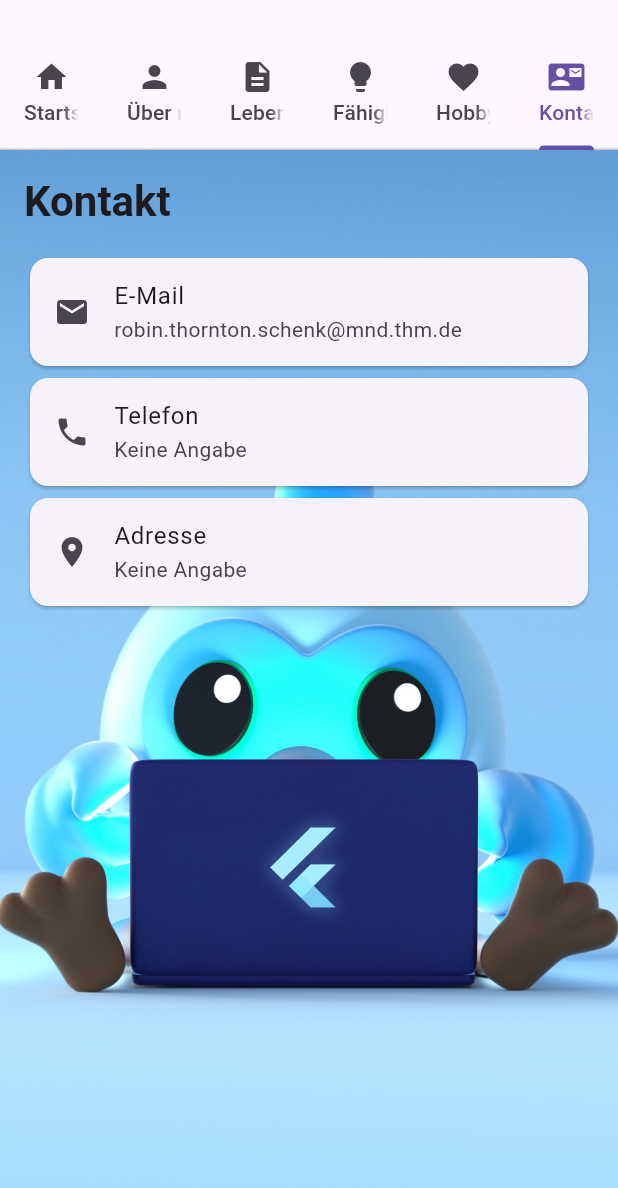
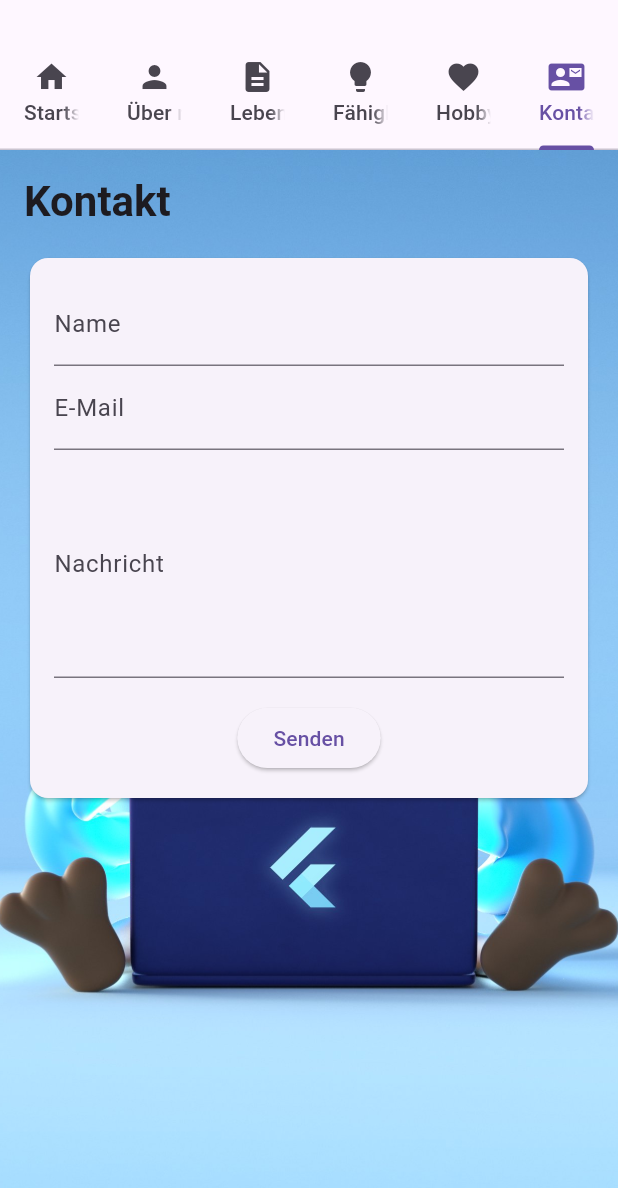
Before and after one commit to Robin9924/portfolio_5330487, a Flutter app: the screen it shows after launch, tab 6 chosen, on a phone screen of 412 x 824 dp. Shown: the top 1188 px of the screen. Run offline on Flutter 3.47's test engine with Material 3 defaults, Android fonts, the phone set to English and light mode, and no system bars.

```diff
--- a/portfolio_5330487/lib/main.dart
+++ b/portfolio_5330487/lib/main.dart
@@ -159,8 +159,7 @@ class AboutPage extends StatelessWidget {
                       ],
                     ),
                     child: Text(
-                      'Ich bin Robin, 25 Jahre alt und Student an der THM. '
-                          'Ich treibe regelmäßig Kraftsport. '
+                      'Ich bin Robin, 25 Jahre alt und Student. '
                           'Motivation allein reicht nicht, denn '
                           'Disziplin ist der Schlüssel zum Erfolg.',
                       style: Theme.of(context).textTheme.bodyLarge,
@@ -193,14 +192,14 @@ class ResumePage extends StatelessWidget {
               child: ListTile(
                 leading: Icon(Icons.school),
                 title: Text('Laufendes Studium'),
-                subtitle: Text('Wirtschaftsinformatik an der THM in Friedberg (Hessen)'),
+                subtitle: Text('Wirtschaftsinformatik'),
               ),
             ),
             Card(
               child: ListTile(
                 leading: Icon(Icons.work),
                 title: Text('Aus- und Weiterbildung'),
-                subtitle: Text('Jahrespraktikum beim Jobcenter in Friedberg (Hessen)'),
+                subtitle: Text('Jahrespraktikum beim Jobcenter'),
               ),
             ),
             Card(
@@ -276,14 +275,14 @@ class HobbiesPage extends StatelessWidget {
               child: ListTile(
                 leading: Icon(Icons.fitness_center),
                 title: Text('Fitnessstudio'),
-                subtitle: Text('Weighted Calisthenics'),
+                subtitle: Text('Regelmäßig'),
               ),
             ),
             Card(
               child: ListTile(
                 leading: Icon(Icons.spa),
                 title: Text('Sauna'),
-                subtitle: Text('Nach dem Training'),
+                subtitle: Text('Regelmäßig'),
               ),
             ),
           ],
@@ -294,6 +293,11 @@ class HobbiesPage extends StatelessWidget {
 }
 
 class ContactPage extends StatelessWidget {
+  final _formKey = GlobalKey<FormState>();
+  final TextEditingController _nameController = TextEditingController();
+  final TextEditingController _emailController = TextEditingController();
+  final TextEditingController _messageController = TextEditingController();
+
   @override
   Widget build(BuildContext context) {
     return BackgroundContainer(
@@ -307,24 +311,60 @@ class ContactPage extends StatelessWidget {
             ),
             SizedBox(height: 16),
             Card(
-              child: ListTile(
-                leading: Icon(Icons.email),
-                title: Text('E-Mail'),
-                subtitle: Text('robin.thornton.schenk@mnd.thm.de'),
-              ),
-            ),
-            Card(
-              child: ListTile(
-                leading: Icon(Icons.phone),
-                title: Text('Telefon'),
-                subtitle: Text('Keine Angabe'),
-              ),
-            ),
-            Card(
-              child: ListTile(
-                leading: Icon(Icons.location_on),
-                title: Text('Adresse'),
-                subtitle: Text('Keine Angabe'),
+              child: Padding(
+                padding: const EdgeInsets.all(16.0),
+                child: Form(
+                  key: _formKey,
+                  child: Column(
+                    children: <Widget>[
+                      TextFormField(
+                        controller: _nameController,
+                        decoration: InputDecoration(labelText: 'Name'),
+                        validator: (value) {
+                          if (value == null || value.isEmpty) {
+                            return 'Bitte geben Sie Ihren Namen ein';
+                          }
+                          return null;
+                        },
+                      ),
+                      TextFormField(
+                        controller: _emailController,
+                        decoration: InputDecoration(labelText: 'E-Mail'),
+                        validator: (value) {
+                          if (value == null || value.isEmpty) {
+                            return 'Bitte geben Sie Ihre E-Mail-Adresse ein';
+                          } else if (!RegExp(r'^[^@]+@[^@]+\.[^@]+').hasMatch(value)) {
+                            return 'Bitte geben Sie eine gültige E-Mail-Adresse ein';
+                          }
+                          return null;
+                        },
+                      ),
+                      TextFormField(
+                        controller: _messageController,
+                        decoration: InputDecoration(labelText: 'Nachricht'),
+                        maxLines: 5,
+                        validator: (value) {
+                          if (value == null || value.isEmpty) {
+                            return 'Bitte geben Sie eine Nachricht ein';
+                          }
+                          return null;
+                        },
+                      ),
+                      SizedBox(height: 16),
+                      ElevatedButton(
+                        onPressed: () {
+                          if (_formKey.currentState?.validate() == true) {
+                            // Hier kann man die Logik zum Senden der Nachricht hinzufügen
+                            ScaffoldMessenger.of(context).showSnackBar(
+                              SnackBar(content: Text('Nachricht gesendet')),
+                            );
+                          }
+                        },
+                        child: Text('Senden'),
+                      ),
+                    ],
+                  ),
+                ),
               ),
             ),
           ],
```
Also changed, not shown: screenshots_und_dokumentation/0_Startseite.png (deleted), screenshots_und_dokumentation/1_Ueber_mich.png (deleted), screenshots_und_dokumentation/2_Lebenslauf.png (deleted), screenshots_und_dokumentation/3_Faehigkeiten.png (deleted), screenshots_und_dokumentation/4_Hobbys.png (deleted), screenshots_und_dokumentation/5_Kontakt.png (deleted), 1 other file.
